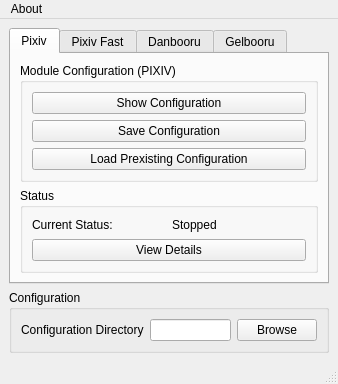
Above: UserInterface/Source/module_selection.ui from sqz269/BooruScraper before the change. Below: the same form after it.
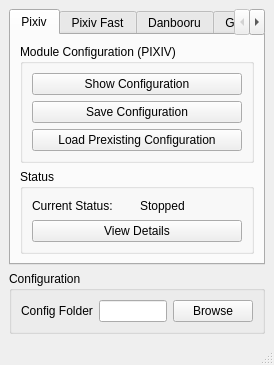
That is the form after the change. The open tabs and pages were chosen to show the change.

Commit message: removed menu bar on module_selection

Diff of the .ui file:
```diff
--- a/UserInterface/Source/module_selection.ui
+++ b/UserInterface/Source/module_selection.ui
@@ -6,8 +6,8 @@
    <rect>
     <x>0</x>
     <y>0</y>
-    <width>338</width>
-    <height>373</height>
+    <width>274</width>
+    <height>340</height>
    </rect>
   </property>
   <property name="sizePolicy">
@@ -345,7 +345,7 @@
        <item row="0" column="0">
         <widget class="QLabel" name="configuration_dir_l">
          <property name="text">
-          <string>Configuration Directory</string>
+          <string>Config Folder</string>
          </property>
         </widget>
        </item>
@@ -354,22 +354,6 @@
     </item>
    </layout>
   </widget>
-  <widget class="QMenuBar" name="menubar">
-   <property name="geometry">
-    <rect>
-     <x>0</x>
-     <y>0</y>
-     <width>338</width>
-     <height>21</height>
-    </rect>
-   </property>
-   <widget class="QMenu" name="menuAbout">
-    <property name="title">
-     <string>About</string>
-    </property>
-   </widget>
-   <addaction name="menuAbout"/>
-  </widget>
   <widget class="QStatusBar" name="statusbar"/>
  </widget>
  <resources/>
```
Left out of the diff: 2 changed lines with no effect on the pictures.
